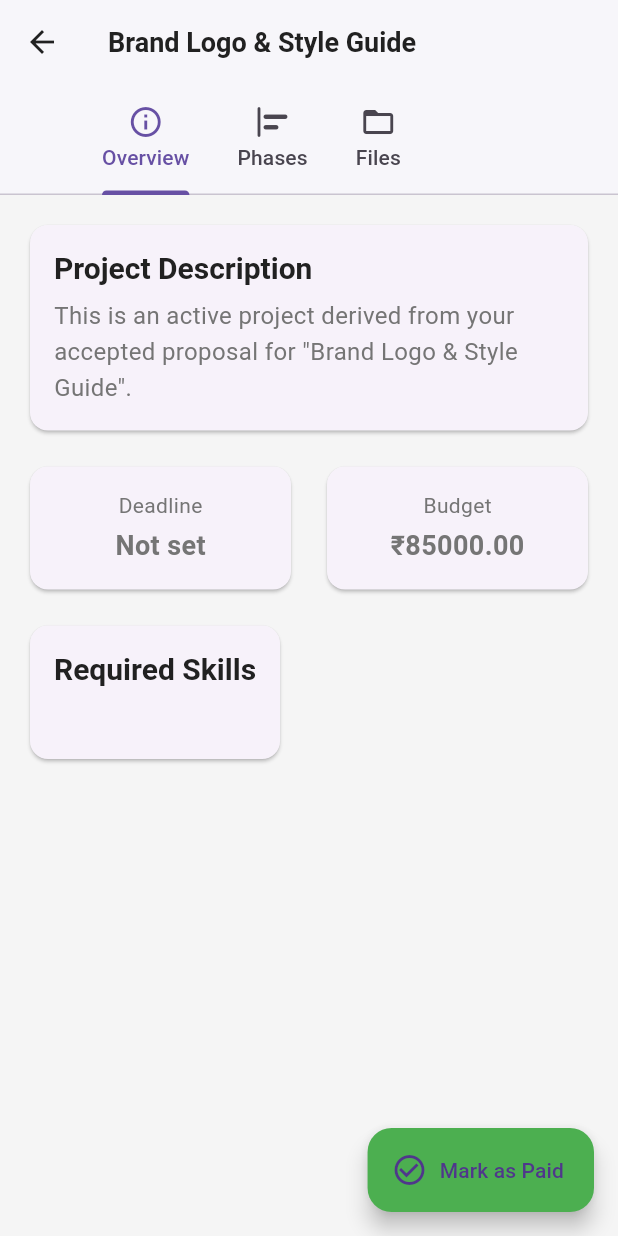
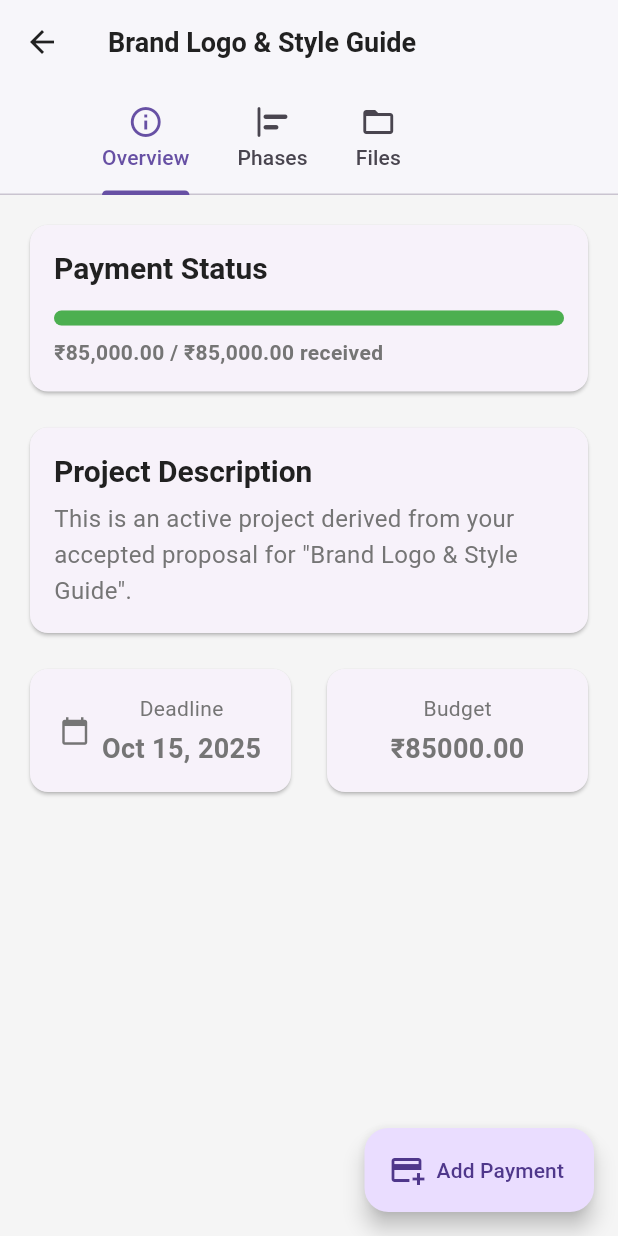
Before and after one commit to kunalrbhadane/Freelancer-App, a Flutter app: the MainNavigator screen opened directly, after a tap on "Active Projects", after a tap on "Brand Logo & Style Guide", on a phone screen of 412 x 824 dp. Run offline on Flutter 3.47's test engine with Material 3 defaults, Android fonts, the phone set to English and light mode, and no system bars; network calls fail; Roboto replaces fonts that are missing (Poppins).

Commit message:
add dynamic earning and deadline function

```diff
--- a/freelance_app/lib/app/features/projects/project_details_screen.dart
+++ b/freelance_app/lib/app/features/projects/project_details_screen.dart
@@ -1,18 +1,16 @@
 import 'package:flutter/material.dart';
+import 'package:flutter/services.dart';
+import 'package:intl/intl.dart';
 import 'package:provider/provider.dart';
 
-// --- Imports for Models and State Management ---
+// --- Imports for Models & Services ---
 import 'package:freelance_app/app/features/projects/project_model.dart';
 import 'package:freelance_app/app/features/proposals/proposal_service.dart';
+import 'package:freelance_app/app/features/proposals/proposal_model.dart';
 
-/// Displays the details and progress of a single active project.
-///
-/// This screen allows the freelancer to track the project's phases and,
-/// most importantly, to mark the project as "Paid" once the work is complete
-/// and payment has been received.
+
 class ProjectDetailsScreen extends StatefulWidget {
   final Project project;
-
   const ProjectDetailsScreen({super.key, required this.project});
 
   @override
@@ -20,16 +18,85 @@ class ProjectDetailsScreen extends StatefulWidget {
 }
 
 class _ProjectDetailsScreenState extends State<ProjectDetailsScreen> {
-  // State variable to track the current phase in the stepper
+  // State variable to manage the current step in the 'Phases' tab stepper.
   int _currentStep = 0;
 
-  // Static list of phases for the project stepper
+  // Static list of phases for the stepper UI.
   final List<String> _projectPhases = [
     'Research & Discovery',
     'Wireframing & Prototyping',
     'High-Fidelity UI Design',
-    'Developer Handoff & Completion',
+    'Developer Handoff',
   ];
+
+  /// Shows an AlertDialog to let the user enter an installment payment amount.
+  Future<void> _showAddPaymentDialog(BuildContext context) async {
+    final proposalService = Provider.of<ProposalService>(context, listen: false);
+    final amountController = TextEditingController();
+    final formKey = GlobalKey<FormState>();
+
+    return showDialog(
+      context: context,
+      barrierDismissible: false, // User must tap a button to dismiss.
+      builder: (dialogContext) {
+        return AlertDialog(
+          title: const Text('Add Payment'),
+          content: Form(
+            key: formKey,
+            child: TextFormField(
+              controller: amountController,
+              decoration: const InputDecoration(
+                labelText: 'Installment Amount (₹)',
+                prefixText: '₹ ',
+              ),
+              keyboardType: const TextInputType.numberWithOptions(decimal: true),
+              inputFormatters: [FilteringTextInputFormatter.allow(RegExp(r'^\d+\.?\d{0,2}'))],
+              validator: (value) {
+                if (value == null || value.isEmpty) return 'Please enter an amount.';
+                if (double.tryParse(value) == null || double.parse(value) <= 0) return 'Enter a valid positive amount.';
+                return null;
+              },
+            ),
+          ),
+          actions: [
+            TextButton(
+              onPressed: () => Navigator.of(dialogContext).pop(),
+              child: const Text('Cancel'),
+            ),
+            ElevatedButton(
+              onPressed: () {
+                if (formKey.currentState!.validate()) {
+                  final amount = double.parse(amountController.text);
+                  proposalService.addPayment(widget.project.id, amount);
+                  Navigator.of(dialogContext).pop();
+                }
+              },
+              child: const Text('Add'),
+            ),
+          ],
+        );
+      },
+    );
+  }
+
+  /// Shows a native date picker dialog and updates the state via the service.
+  Future<void> _selectDeadline(BuildContext context) async {
+    final proposalService = Provider.of<ProposalService>(context, listen: false);
+
+    final currentProposal = proposalService.allProposals.firstWhere((p) => p.id == widget.project.id);
+    final currentDeadline = currentProposal.deadline;
+
+    final pickedDate = await showDatePicker(
+      context: context,
+      initialDate: currentDeadline ?? DateTime.now(),
+      firstDate: DateTime.now().subtract(const Duration(days: 365)),
+      lastDate: DateTime(DateTime.now().year + 5),
+    );
+
+    if (pickedDate != null && mounted) {
+      proposalService.setDeadline(widget.project.id, pickedDate);
+    }
+  }
 
   @override
   Widget build(BuildContext context) {
@@ -47,30 +114,10 @@ class _ProjectDetailsScreenState extends State<ProjectDetailsScreen> {
             ],
           ),
         ),
-        // ⭐ STAR SERVICE: The Floating Action Button is the primary action on this screen.
-        // It triggers the change from a "Pending Payment" to "Received Earning".
         floatingActionButton: FloatingActionButton.extended(
-          onPressed: () {
-            // 1. Get the ProposalService instance without listening for changes.
-            Provider.of<ProposalService>(context, listen: false).markAsPaid(widget.project.id);
-
-            // 2. Show a confirmation SnackBar to the user.
-            ScaffoldMessenger.of(context)
-              ..removeCurrentSnackBar()
-              ..showSnackBar(
-                const SnackBar(
-                  content: Text('Project marked as paid! Earnings updated.'),
-                  backgroundColor: Colors.green,
-                  behavior: SnackBarBehavior.floating,
-                ),
-              );
-
-            // 3. Pop the screen to return to the project list.
-            Navigator.of(context).pop();
-          },
-          label: const Text('Mark as Paid'),
-          icon: const Icon(Icons.check_circle_outline),
-          backgroundColor: Colors.green,
+          onPressed: () => _showAddPaymentDialog(context),
+          label: const Text('Add Payment'),
+          icon: const Icon(Icons.add_card),
         ),
         body: TabBarView(
           children: [
@@ -83,26 +130,74 @@ class _ProjectDetailsScreenState extends State<ProjectDetailsScreen> {
     );
   }
 
-  /// Builds the "Overview" tab with project details.
+  // --- UI Building Helper Widgets ---
+
+  /// Builds the "Overview" tab. It watches the service for live payment/deadline updates.
   Widget _buildOverviewTab(BuildContext context) {
-    // We add padding to the bottom to ensure the FAB doesn't hide any content.
+    final fullProposal = context.watch<ProposalService>().allProposals.firstWhere(
+          (p) => p.id == widget.project.id,
+          orElse: () => Proposal( // Failsafe default object
+            id: widget.project.id, projectTitle: widget.project.title,
+            field: 'N/A', offeredAmount: widget.project.budget,
+            submissionDate: DateTime.now(), status: ProposalStatus.Accepted,
+          ),
+        );
+
+    final deadlineText = fullProposal.deadline != null
+        ? DateFormat('MMM d, yyyy').format(fullProposal.deadline!)
+        : 'Tap to set';
+
     return SingleChildScrollView(
-      padding: const EdgeInsets.fromLTRB(16, 16, 16, 80),
+      padding: const EdgeInsets.fromLTRB(16, 16, 16, 80), // Padding for FAB
       child: Column(
         crossAxisAlignment: CrossAxisAlignment.start,
         children: [
+          _buildPaymentStatusCard(context, fullProposal.amountPaid, fullProposal.offeredAmount),
+          const SizedBox(height: 16),
           _buildDetailCard(context, 'Project Description', widget.project.description),
           const SizedBox(height: 16),
           Row(
             children: [
-              Expanded(child: _buildInfoChip('Deadline', widget.project.deadline)),
+              Expanded(child: _buildInfoChip('Deadline', deadlineText, icon: Icons.calendar_today)),
               const SizedBox(width: 16),
-              Expanded(child: _buildInfoChip('Budget', '₹${widget.project.budget.toStringAsFixed(2)}')),
-            ]
+              Expanded(child: _buildInfoChip('Budget', '₹${fullProposal.offeredAmount.toStringAsFixed(2)}')),
+            ],
           ),
-          const SizedBox(height: 16),
+          if (widget.project.requiredSkills.isNotEmpty) const SizedBox(height: 16),
+          if (widget.project.requiredSkills.isNotEmpty)
             _buildDetailCard(context, 'Required Skills', widget.project.requiredSkills.join(', ')),
         ],
+      ),
+    );
+  }
+
+  /// Builds a card to visually represent the payment progress of a project.
+  Widget _buildPaymentStatusCard(BuildContext context, double paid, double total) {
+    final format = NumberFormat.currency(locale: 'en_IN', symbol: '₹');
+    final progress = total > 0 ? paid / total : 0.0;
+
+    return Card(
+      child: Padding(
+        padding: const EdgeInsets.all(16.0),
+        child: Column(
+          crossAxisAlignment: CrossAxisAlignment.start,
+          children: [
+            Text('Payment Status', style: Theme.of(context).textTheme.titleLarge),
+            const SizedBox(height: 16),
+            LinearProgressIndicator(
+              value: progress,
+              minHeight: 10,
+              borderRadius: BorderRadius.circular(5),
+              backgroundColor: Colors.grey[300],
+              valueColor: const AlwaysStoppedAnimation<Color>(Colors.green),
+            ),
+            const SizedBox(height: 8),
+            Text(
+              '${format.format(paid)} / ${format.format(total)} received',
+              style: const TextStyle(fontWeight: FontWeight.bold),
+            ),
+          ],
+        ),
       ),
     );
   }
@@ -113,29 +208,24 @@ class _ProjectDetailsScreenState extends State<ProjectDetailsScreen> {
       currentStep: _currentStep,
       onStepTapped: (step) => setState(() => _currentStep = step),
       onStepContinue: () {
-        if (_currentStep < _projectPhases.length - 1) {
-          setState(() => _currentStep += 1);
-        }
+        if (_currentStep < _projectPhases.length - 1) setState(() => _currentStep += 1);
       },
       onStepCancel: () {
-        if (_currentStep > 0) {
-          setState(() => _currentStep -= 1);
-        }
+        if (_currentStep > 0) setState(() => _currentStep -= 1);
       },
       steps: List.generate(
         _projectPhases.length,
-        (index) {
-          return Step(
+        (index) => Step(
           title: Text(_projectPhases[index]),
           content: Container(
             alignment: Alignment.centerLeft,
             child: const Text('Details and deliverables for this phase go here.'),
           ),
           isActive: _currentStep >= index,
-            state: _currentStep > index ? StepState.complete :
-                   _currentStep == index ? StepState.editing : StepState.indexed,
-          );
-        },
+          state: _currentStep > index ? StepState.complete
+              : _currentStep == index ? StepState.editing
+              : StepState.indexed,
+        ),
       ),
     );
   }
@@ -148,35 +238,67 @@ class _ProjectDetailsScreenState extends State<ProjectDetailsScreen> {
           leading: const Icon(Icons.picture_as_pdf, size: 40),
           title: const Text('project-brief.pdf'),
           trailing: const Icon(Icons.download_for_offline_outlined),
-            onTap: () {
-                ScaffoldMessenger.of(context).showSnackBar(const SnackBar(content: Text('Downloading file... (mock)')));
-            },
+          onTap: () => ScaffoldMessenger.of(context).showSnackBar(
+            const SnackBar(content: Text('Downloading file... (mock)')),
+          ),
         ),
         ListTile(
           leading: const Icon(Icons.folder_zip, size: 40),
           title: const Text('brand-assets.zip'),
           trailing: const Icon(Icons.download_for_offline_outlined),
-            onTap: () {
-                ScaffoldMessenger.of(context).showSnackBar(const SnackBar(content: Text('Downloading file... (mock)')));
-            },
+          onTap: () => ScaffoldMessenger.of(context).showSnackBar(
+            const SnackBar(content: Text('Downloading file... (mock)')),
+          ),
         ),
       ],
     );
   }
 
-  // --- Reusable Helper Widgets for this Screen ---
-
-  Widget _buildDetailCard(BuildContext context, String title, String content) => Card(
-    child: Padding(padding: const EdgeInsets.all(16), child: Column(crossAxisAlignment: CrossAxisAlignment.start, children: [
-      Text(title, style: Theme.of(context).textTheme.titleLarge), const SizedBox(height: 8),
+  /// Reusable helper for generic detail cards.
+  Widget _buildDetailCard(BuildContext context, String title, String content) =>
+      Card(
+        child: Padding(
+          padding: const EdgeInsets.all(16),
+          child: Column(
+            crossAxisAlignment: CrossAxisAlignment.start,
+            children: [
+              Text(title, style: Theme.of(context).textTheme.titleLarge),
+              const SizedBox(height: 8),
               Text(content, style: const TextStyle(fontSize: 16, height: 1.5)),
-    ]))
+            ],
+          ),
+        ),
       );
 
-  Widget _buildInfoChip(String label, String value) => Card(
-    child: Padding(padding: const EdgeInsets.all(16), child: Column(children: [
-      Text(label, style: TextStyle(color: Colors.grey[600])), const SizedBox(height: 4),
+  /// Reusable helper for small info chips with optional icons.
+  Widget _buildInfoChip(String label, String value, {IconData? icon}) {
+    // Determine if the chip should be tappable based on whether an icon is provided
+    final isTappable = icon != null;
+
+    return Card(
+      clipBehavior: Clip.antiAlias,
+      child: InkWell(
+        onTap: isTappable ? () => _selectDeadline(context) : null,
+        child: Padding(
+          padding: const EdgeInsets.all(16),
+          child: Row(
+            mainAxisAlignment: MainAxisAlignment.center,
+            children: [
+              if (isTappable) Icon(icon, color: Colors.grey[600], size: 20),
+              if (isTappable) const SizedBox(width: 8),
+              Flexible(
+                child: Column(
+                  children: [
+                    Text(label, style: TextStyle(color: Colors.grey[600])),
+                    const SizedBox(height: 4),
                     Text(value, style: const TextStyle(fontWeight: FontWeight.bold, fontSize: 18)),
-    ])),
+                  ],
+                ),
+              ),
+            ],
+          ),
+        ),
+      ),
     );
   }
+}
--- a/freelance_app/lib/app/features/proposals/proposal_model.dart
+++ b/freelance_app/lib/app/features/proposals/proposal_model.dart
@@ -1,9 +1,4 @@
-// ⭐ STAR SERVICE: The error source is fixed here by defining the enum and the class property.
-
-/// An enum to track the lifecycle of a proposal from creation to completion.
 enum ProposalStatus { Active, Accepted, Declined }
-
-/// An enum to track the payment status of an ACCEPTED proposal.
 enum PaymentStatus { Unpaid, Paid }
 
 class Proposal {
@@ -13,8 +8,10 @@ class Proposal {
   final double offeredAmount;
   final DateTime submissionDate;
   final ProposalStatus status;
-  // This is the property that was missing from the model definition.
-  final PaymentStatus paymentStatus;
+
+  // ⭐ STAR SERVICE: This is the correctly named and defined property that was missing.
+  final double amountPaid;
+  final DateTime? deadline;
 
   Proposal({
     required this.id,
@@ -23,8 +20,8 @@ class Proposal {
     required this.offeredAmount,
     required this.submissionDate,
     required this.status,
-    // When a proposal is first created, its payment status defaults to Unpaid.
-    // This makes the property required but gives it a safe default.
-    this.paymentStatus = PaymentStatus.Unpaid,
+    // Add amountPaid to the constructor with a default value.
+    this.amountPaid = 0.0,
+    this.deadline,
   });
 }
--- a/freelance_app/lib/app/features/proposals/proposal_service.dart
+++ b/freelance_app/lib/app/features/proposals/proposal_service.dart
@@ -1,38 +1,25 @@
 import 'package:flutter/foundation.dart';
 import 'package:freelance_app/app/features/proposals/proposal_model.dart';
 
-// ⭐ STAR SERVICE: Now that the Proposal model is correct, this service file
-// will compile without any "undefined" errors.
 class ProposalService extends ChangeNotifier {
   final List<Proposal> _proposals = [
     Proposal(
-      id: 'p1',
-      projectTitle: 'Brand Logo & Style Guide',
-      field: 'Graphic Design',
-      offeredAmount: 85000.00,
-      submissionDate: DateTime.parse('2025-09-12'),
+      id: 'p1', projectTitle: 'Brand Logo & Style Guide', field: 'Graphic Design',
+      offeredAmount: 85000.00, submissionDate: DateTime.parse('2025-09-12'),
       status: ProposalStatus.Accepted,
-      // We can now correctly set the initial payment status
-      paymentStatus: PaymentStatus.Paid,
+      amountPaid: 85000.00, // Now uses the correct property name
+      deadline: DateTime.parse('2025-10-15'),
     ),
     Proposal(
-      id: 'p2',
-      projectTitle: 'Fitness Tracker App UI/UX',
-      field: 'Mobile App Design',
-      offeredAmount: 220000.00,
-      submissionDate: DateTime.parse('2025-09-15'),
+      id: 'p2', projectTitle: 'Fitness Tracker App UI/UX', field: 'Mobile App Design',
+      offeredAmount: 220000.00, submissionDate: DateTime.parse('2025-09-15'),
       status: ProposalStatus.Accepted,
-      // This project is accepted but awaiting payment
-      paymentStatus: PaymentStatus.Unpaid,
+      amountPaid: 50000.00, // Now uses the correct property name
     ),
     Proposal(
-      id: 'p3',
-      projectTitle: 'Social Media Marketing',
-      field: 'Marketing',
-      offeredAmount: 180000.00,
-      submissionDate: DateTime.parse('2025-09-10'),
+      id: 'p3', projectTitle: 'Social Media Marketing', field: 'Marketing',
+      offeredAmount: 180000.00, submissionDate: DateTime.parse('2025-09-10'),
       status: ProposalStatus.Active,
-      // Its payment status is also Unpaid by default
     ),
   ];
 
@@ -41,49 +28,37 @@ class ProposalService extends ChangeNotifier {
   List<Proposal> get activeProposals => _proposals.where((p) => p.status == ProposalStatus.Active).toList();
   List<Proposal> get acceptedProposals => _proposals.where((p) => p.status == ProposalStatus.Accepted).toList();
   List<Proposal> get declinedProposals => _proposals.where((p) => p.status == ProposalStatus.Declined).toList();
+  double get totalPendingEarnings => acceptedProposals.fold(0.0, (sum, p) => sum + (p.offeredAmount - p.amountPaid));
+  double get totalReceivedEarnings => _proposals.fold(0.0, (sum, p) => sum + p.amountPaid);
 
-  /// Calculates the sum of all ACCEPTED proposals that are currently UNPAID.
-  double get totalPendingEarnings {
-    return _proposals
-        .where((p) => p.status == ProposalStatus.Accepted && p.paymentStatus == PaymentStatus.Unpaid)
-        .fold(0.0, (sum, proposal) => sum + proposal.offeredAmount);
-  }
-
-  /// Calculates the sum of all proposals that have been PAID.
-  double get totalReceivedEarnings {
-    return _proposals
-        .where((p) => p.paymentStatus == PaymentStatus.Paid)
-        .fold(0.0, (sum, proposal) => sum + proposal.offeredAmount);
-  }
-
-  // --- METHODS ---
-  void addProposal(Proposal proposal) {
-    _proposals.insert(0, proposal);
-    notifyListeners();
-  }
-
-  void _updateProposal(String proposalId, {ProposalStatus? newStatus, PaymentStatus? newPaymentStatus}) {
+  // --- PRIVATE HELPER ---
+  void _updateProposal(String proposalId, {ProposalStatus? newStatus, double? newAmountPaid, DateTime? newDeadline}) {
     final index = _proposals.indexWhere((p) => p.id == proposalId);
     if (index != -1) {
-          final oldProposal = _proposals[index];
+      final old = _proposals[index];
       _proposals[index] = Proposal(
-              id: oldProposal.id,
-              projectTitle: oldProposal.projectTitle,
-              field: oldProposal.field,
-              offeredAmount: oldProposal.offeredAmount,
-              submissionDate: oldProposal.submissionDate,
-              // Use the new status if provided, otherwise keep the old one
-              status: newStatus ?? oldProposal.status,
-              // Use the new payment status if provided, otherwise keep the old one
-              paymentStatus: newPaymentStatus ?? oldProposal.paymentStatus,
+        id: old.id, projectTitle: old.projectTitle, field: old.field,
+        offeredAmount: old.offeredAmount, submissionDate: old.submissionDate,
+        status: newStatus ?? old.status,
+        amountPaid: newAmountPaid ?? old.amountPaid,
+        deadline: newDeadline ?? old.deadline,
       );
       notifyListeners();
     }
   }
 
+  // --- PUBLIC METHODS ---
+  void addProposal(Proposal proposal) => _proposals.insert(0, proposal);
   void acceptProposal(String proposalId) => _updateProposal(proposalId, newStatus: ProposalStatus.Accepted);
   void declineProposal(String proposalId) => _updateProposal(proposalId, newStatus: ProposalStatus.Declined);
-  void reopenProposal(String proposalId) => _updateProposal(proposalId, newStatus: ProposalStatus.Active);
-  void markAsPaid(String proposalId) => _updateProposal(proposalId, newPaymentStatus: PaymentStatus.Paid);
-
-} // This is the final closing brace for the class. No extra braces.
+  void reopenProposal(String proposalId) => _updateProposal(proposalId, newStatus: ProposalStatus.Active, newAmountPaid: 0.0);
+  void addPayment(String proposalId, double paymentAmount) {
+    final index = _proposals.indexWhere((p) => p.id == proposalId);
+    if (index != -1) {
+      final old = _proposals[index];
+      final newTotalPaid = (old.amountPaid + paymentAmount).clamp(0.0, old.offeredAmount);
+      _updateProposal(proposalId, newAmountPaid: newTotalPaid);
+    }
+  }
+  void setDeadline(String proposalId, DateTime deadline) => _updateProposal(proposalId, newDeadline: deadline);
+}
```
Also changed, not shown: freelance_app/lib/app/navigation/bottom_nav_bar.dart (+28 -8 lines). Lines whose indentation alone changed are shown as unchanged.
